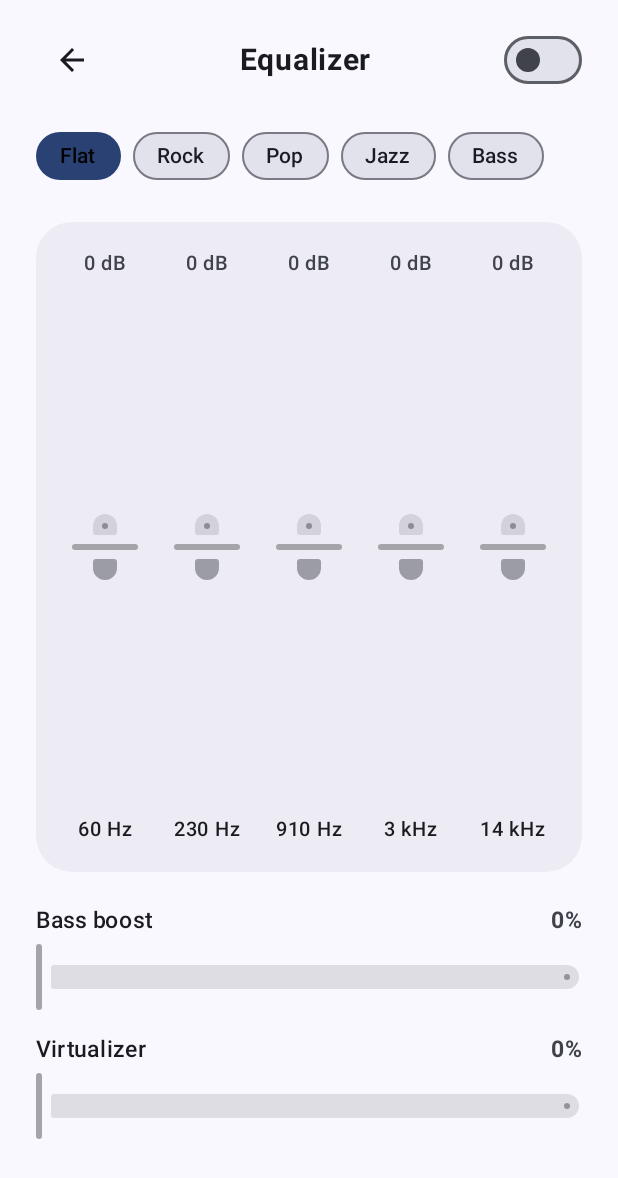
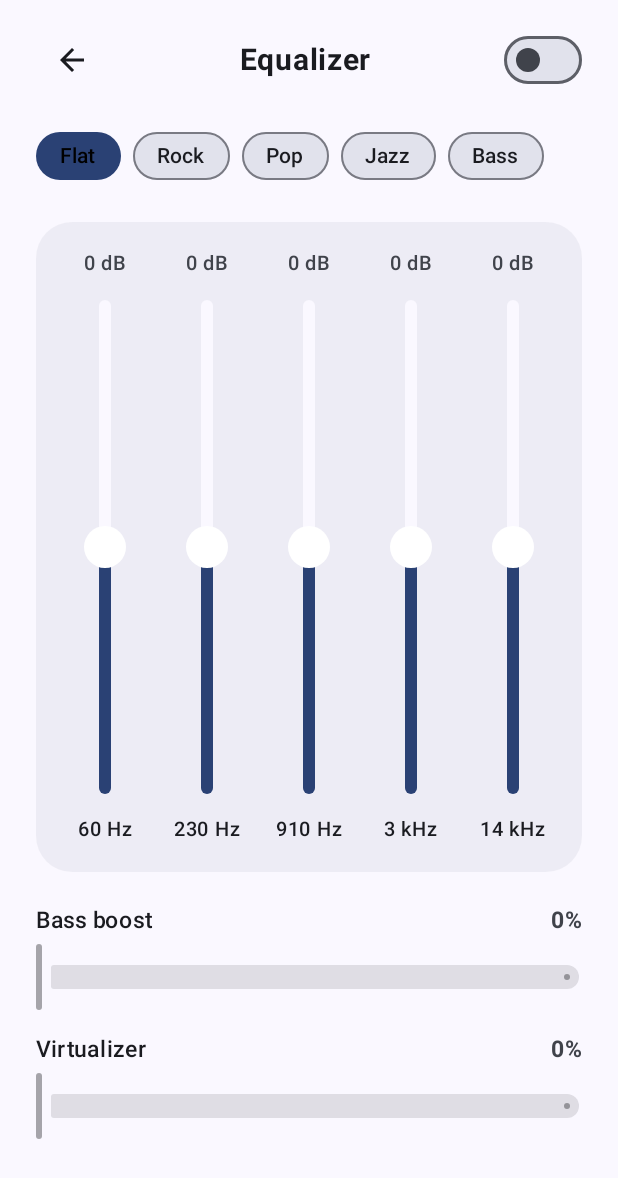
Before and after one commit to nitinjangra/sonic-canvas, an Android app built with Jetpack Compose: the composable EqualizerScreen shown on its own in the app's theme, on a phone screen of 412 x 824 dp. Shown: the top 1178 px of the screen. Run offline under Robolectric (Android 15) with nearby library versions, the phone set to English and light mode, and no system bars; our stand-ins replace Dagger/Hilt's generated code; 1 statement that could not run was skipped.

Commit message:
fix(equalizer): implement custom vertical slider canvas component with 40% viewport height for precise touch interaction

```diff
--- a/app/src/main/java/com/pixelpushers/sonixa/ui/equalizer/EqualizerScreen.kt
+++ b/app/src/main/java/com/pixelpushers/sonixa/ui/equalizer/EqualizerScreen.kt
@@ -1,8 +1,11 @@
 package com.pixelpushers.sonixa.ui.equalizer
 
 import androidx.activity.compose.BackHandler
+import androidx.compose.foundation.Canvas
 import androidx.compose.foundation.background
 import androidx.compose.foundation.clickable
+import androidx.compose.foundation.gestures.detectTapGestures
+import androidx.compose.foundation.gestures.detectVerticalDragGestures
 import androidx.compose.foundation.horizontalScroll
 import androidx.compose.foundation.rememberScrollState
 import androidx.compose.foundation.layout.Arrangement
@@ -15,6 +18,7 @@ import androidx.compose.foundation.layout.fillMaxWidth
 import androidx.compose.foundation.layout.height
 import androidx.compose.foundation.layout.padding
 import androidx.compose.foundation.layout.width
+import androidx.compose.foundation.shape.CircleShape
 import androidx.compose.foundation.shape.RoundedCornerShape
 import androidx.compose.material.icons.Icons
 import androidx.compose.material.icons.automirrored.filled.ArrowBack
@@ -32,9 +36,12 @@ import androidx.compose.runtime.Composable
 import androidx.compose.ui.Alignment
 import androidx.compose.ui.Modifier
 import androidx.compose.ui.draw.clip
+import androidx.compose.ui.geometry.CornerRadius
+import androidx.compose.ui.geometry.Offset
+import androidx.compose.ui.geometry.Size
 import androidx.compose.ui.graphics.Color
-import androidx.compose.ui.graphics.graphicsLayer
 import androidx.compose.ui.hapticfeedback.HapticFeedbackType
+import androidx.compose.ui.input.pointer.pointerInput
 import androidx.compose.ui.platform.LocalConfiguration
 import androidx.compose.ui.platform.LocalHapticFeedback
 import androidx.compose.ui.text.font.FontWeight
@@ -164,7 +171,7 @@ fun EqualizerScreen(
             val screenHeight = LocalConfiguration.current.screenHeightDp.dp
             val sliderTrackHeight = screenHeight * 0.4f
 
-            // 5-Band Equalizer Card with Vertical Sliders
+            // 5-Band Equalizer Card with True Vertical Sliders (40% Viewport Height)
             Box(
                 modifier = Modifier
                     .fillMaxWidth()
@@ -201,7 +208,7 @@ fun EqualizerScreen(
                                     .height(sliderTrackHeight),
                                 contentAlignment = Alignment.Center
                             ) {
-                                Slider(
+                                VerticalSlider(
                                     value = levelDb.toFloat(),
                                     onValueChange = {
                                         haptic.performHapticFeedback(HapticFeedbackType.TextHandleMove)
@@ -209,15 +216,10 @@ fun EqualizerScreen(
                                     },
                                     valueRange = -12f..12f,
                                     enabled = state.isEnabled,
-                                    colors = SliderDefaults.colors(
-                                        thumbColor = Color.White,
-                                        activeTrackColor = MaterialTheme.colorScheme.primary,
-                                        inactiveTrackColor = MaterialTheme.colorScheme.background
-                                    ),
-                                    modifier = Modifier
-                                        .width(sliderTrackHeight)
-                                        .height(48.dp)
-                                        .graphicsLayer(rotationZ = -90f)
+                                    activeColor = MaterialTheme.colorScheme.primary,
+                                    inactiveColor = MaterialTheme.colorScheme.background,
+                                    thumbColor = Color.White,
+                                    modifier = Modifier.fillMaxSize()
                                 )
                             }
 
@@ -320,3 +322,81 @@ fun EqualizerScreen(
         }
     }
 }
+
+@Composable
+fun VerticalSlider(
+    value: Float,
+    onValueChange: (Float) -> Unit,
+    valueRange: ClosedFloatingPointRange<Float>,
+    enabled: Boolean = true,
+    modifier: Modifier = Modifier,
+    activeColor: Color,
+    inactiveColor: Color,
+    thumbColor: Color
+) {
+    val rangeSpan = valueRange.endInclusive - valueRange.start
+
+    Box(
+        modifier = modifier
+            .pointerInput(enabled, valueRange) {
+                if (!enabled) return@pointerInput
+                detectVerticalDragGestures { change, dragAmount ->
+                    change.consume()
+                    val height = size.height.toFloat()
+                    if (height > 0f) {
+                        val deltaValue = (-dragAmount / height) * rangeSpan
+                        val newValue = (value + deltaValue).coerceIn(valueRange)
+                        onValueChange(newValue)
+                    }
+                }
+            }
+            .pointerInput(enabled, valueRange) {
+                if (!enabled) return@pointerInput
+                detectTapGestures { offset ->
+                    val height = size.height.toFloat()
+                    if (height > 0f) {
+                        val fraction = 1f - (offset.y / height).coerceIn(0f, 1f)
+                        val newValue = valueRange.start + fraction * rangeSpan
+                        onValueChange(newValue)
+                    }
+                }
+            },
+        contentAlignment = Alignment.Center
+    ) {
+        Canvas(modifier = Modifier.fillMaxSize()) {
+            val trackWidth = 8.dp.toPx()
+            val thumbRadius = 14.dp.toPx()
+            val height = size.height
+            val width = size.width
+            val centerX = width / 2f
+
+            // Inactive track
+            drawRoundRect(
+                color = inactiveColor,
+                topLeft = Offset(centerX - trackWidth / 2f, 0f),
+                size = Size(trackWidth, height),
+                cornerRadius = CornerRadius(trackWidth / 2f, trackWidth / 2f)
+            )
+
+            val fraction = ((value - valueRange.start) / rangeSpan).coerceIn(0f, 1f)
+            val activeHeight = height * fraction
+            val activeTop = height - activeHeight
+
+            // Active track
+            drawRoundRect(
+                color = activeColor,
+                topLeft = Offset(centerX - trackWidth / 2f, activeTop),
+                size = Size(trackWidth, activeHeight),
+                cornerRadius = CornerRadius(trackWidth / 2f, trackWidth / 2f)
+            )
+
+            // Thumb
+            val thumbY = activeTop
+            drawCircle(
+                color = thumbColor,
+                radius = thumbRadius,
+                center = Offset(centerX, thumbY.coerceIn(thumbRadius, height - thumbRadius))
+            )
+        }
+    }
+}
```
